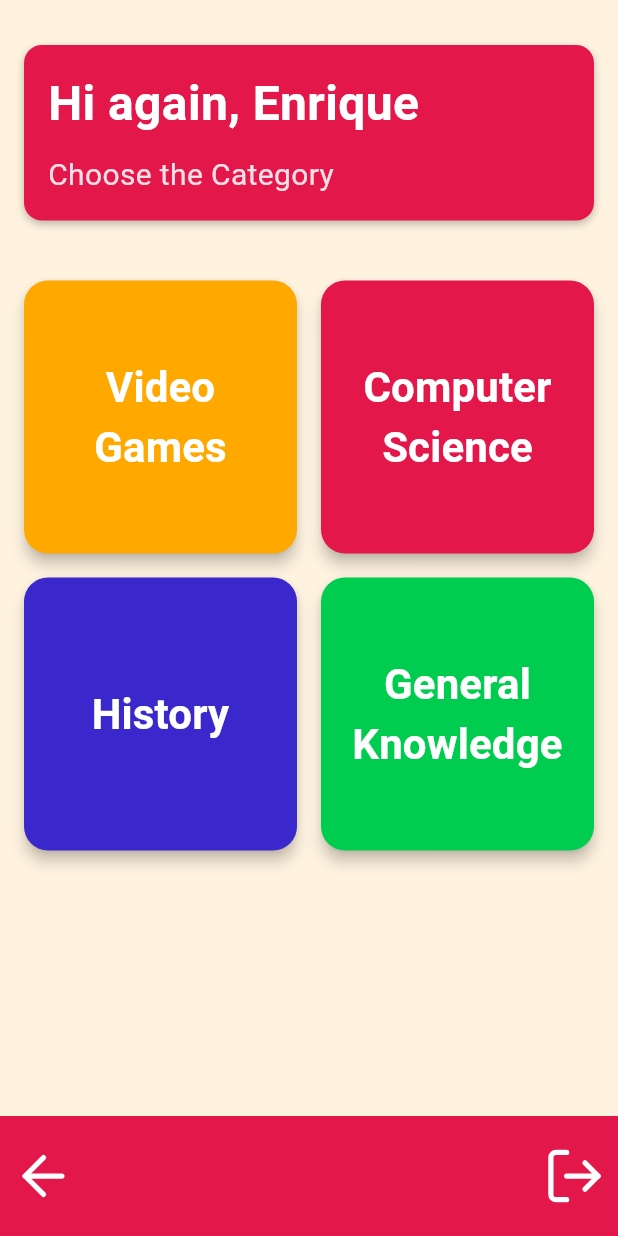
After one commit to mirip1/QuizTime, a Flutter app: the HomeScreen screen opened by its route, on a phone screen of 412 x 824 dp. The commit adds this screen. Run offline on Flutter 3.47's test engine with Material 3 defaults, Android fonts, the phone set to English and light mode, and no system bars; our stand-ins replace firebase_auth, firebase_core, lucide_icons; accounts and stored records are empty.

Commit message:
Actualizacion pantalla home

```diff
--- /dev/null
+++ b/lib/api/apiservice.dart
@@ -0,0 +1,45 @@
+import 'dart:convert';
+import 'package:http/http.dart' as http;
+
+class ApiService {
+  final String _baseUrl = 'https://opentdb.com/api.php';
+
+  /// Obtiene preguntas de Open Trivia Database API según los parametros
+  Future<List<dynamic>> getQuestions({
+    required int amount,
+    String? difficulty,
+    int? category,
+    String? type,
+  }) async {
+    // Construcción dinámica de parámetros
+    final Map<String, String> queryParameters = {
+      'amount': amount.toString(),
+    };
+
+    if (difficulty != null) queryParameters['difficulty'] = difficulty;
+    if (category != null) queryParameters['category'] = category.toString();
+    if (type != null) queryParameters['type'] = type;
+
+    // Construcción de la URL
+    final Uri url = Uri.parse(_baseUrl).replace(queryParameters: queryParameters);
+
+    try {
+      final response = await http.get(url);
+
+      if (response.statusCode == 200) {
+        final data = json.decode(response.body);
+
+        if (data['response_code'] == 0) {
+          // Devuelve las preguntas obtenidas
+          return data['results'];
+        } else {
+          throw Exception("No se encontraron preguntas para los parámetros especificados.");
+        }
+      } else {
+        throw Exception("Error en la API: ${response.statusCode}");
+      }
+    } catch (e) {
+      throw Exception("Error al obtener preguntas: $e");
+    }
+  }
+}
--- a/lib/routes/routes.dart
+++ b/lib/routes/routes.dart
@@ -1,8 +1,10 @@
 import 'package:flutter/material.dart';
 import '../screens/login.dart';
 import '../screens/register.dart';
+import '../screens/home.dart';
 
 final Map<String, WidgetBuilder> appRoutes = {
   '/login': (BuildContext context) => const LoginScreen(),
   '/register': (BuildContext context) => const RegisterScreen(),
+  '/quiz': (BuildContext context) => const HomeScreen(),
 };
--- /dev/null
+++ b/lib/screens/home.dart
@@ -0,0 +1,162 @@
+import 'package:flutter/material.dart';
+import 'package:lucide_icons/lucide_icons.dart';
+
+class HomeScreen extends StatelessWidget {
+  const HomeScreen({Key? key}) : super(key: key);
+
+  @override
+  Widget build(BuildContext context) {
+    return Scaffold(
+      body: SafeArea(
+        child: Column(
+          crossAxisAlignment: CrossAxisAlignment.start,
+          children: [
+            const SizedBox(height: 30),
+            Container(
+              width: double.infinity,
+
+              padding: const EdgeInsets.all(16.0),
+              margin: const EdgeInsets.symmetric(horizontal: 16.0),
+              decoration: BoxDecoration(
+                color: const Color(0xFFE31749),
+                borderRadius: BorderRadius.circular(12.0),
+                boxShadow: const [
+                  BoxShadow(
+                    color: Colors.black26,
+                    blurRadius: 4.0,
+                    offset: Offset(0, 2),
+                  ),
+                ],
+              ),
+              child: const Column(
+                crossAxisAlignment: CrossAxisAlignment.start,
+                children: [
+                  Text(
+                    "Hi again, Enrique",
+                    style: TextStyle(
+                      fontSize: 32,
+                      fontWeight: FontWeight.bold,
+                      color: Color.fromARGB(255, 255, 255, 255),
+                    ),
+                  ),
+                  SizedBox(height: 10),
+                  Text(
+                    "Choose the Category",
+                    style: TextStyle(
+                      fontSize: 20,
+                      fontWeight: FontWeight.w400,
+                      color: Color.fromARGB(221, 255, 255, 255),
+                    ),
+                  ),
+                ],
+              ),
+            ),
+
+            const SizedBox(height: 40),
+
+            // Categorías en forma de botones
+            Expanded(
+              child: Padding(
+                padding: const EdgeInsets.symmetric(horizontal: 16.0),  // Agregar margen lateral a las categorías
+                child: GridView.count(
+                  crossAxisCount: 2,
+                  mainAxisSpacing: 16,
+                  crossAxisSpacing: 16,
+                  children: [
+                    _buildCategoryButton(
+                      label: "Video Games",
+                      color: const Color(0xFFFFA800),
+                      onPressed: () {
+                        // Acción para Video Games
+                      },
+                    ),
+                    _buildCategoryButton(
+                      label: "Computer Science",
+                      color: const Color(0xFFE31749),
+                      onPressed: () {
+                        // Acción para Computer Science
+                      },
+                    ),
+                    _buildCategoryButton(
+                      label: "History",
+                      color: const Color(0xFF3B28CC),
+                      onPressed: () {
+                        // Acción para History
+                      },
+                    ),
+                    _buildCategoryButton(
+                      label: "General Knowledge",
+                      color: const Color(0xFF00CC4F),
+                      onPressed: () {
+                        // Acción para General Knowledge
+                      },
+                    ),
+                  ],
+                ),
+              ),
+            ),
+
+            Container(
+              width: double.infinity,
+              height: 80,
+              color: const Color(0xFFE31749),
+              child: Row(
+                mainAxisAlignment: MainAxisAlignment.spaceBetween,
+                children: [
+                  IconButton(
+                    onPressed: () {
+                      Navigator.pop(context);
+                    },
+                    icon: const Icon(
+                      LucideIcons.arrowLeft,
+                      color: Colors.white,
+                      size: 42,
+                    ),
+                  ),
+                  IconButton(
+                    onPressed: () {
+                      // Acción para el botón de recargar
+                    },
+                    icon: const Icon(
+                      LucideIcons.logOut,
+                      color: Colors.white,
+                      size: 42,
+                    ),
+                  ),
+                ],
+              ),
+            ),
+          ],
+        ),
+      ),
+    );
+  }
+
+  // Widget para los botones de categorías
+  Widget _buildCategoryButton({
+    required String label,
+    required Color color,
+    required VoidCallback onPressed,
+  }) {
+    return ElevatedButton(
+      onPressed: onPressed,
+      style: ElevatedButton.styleFrom(
+        backgroundColor: color,
+        shape: RoundedRectangleBorder(
+          borderRadius: BorderRadius.circular(16.0),
+        ),
+        padding: const EdgeInsets.all(16.0),
+        elevation: 4,
+      ),
+      child: Text(
+        label,
+        textAlign: TextAlign.center,
+        style: const TextStyle(
+          fontSize: 28,
+          fontWeight: FontWeight.bold,
+          color: Colors.white,
+        ),
+      ),
+    );
+  }
+}
--- a/lib/screens/login.dart
+++ b/lib/screens/login.dart
@@ -27,6 +27,9 @@ class _LoginScreenState extends State<LoginScreen> {
       ScaffoldMessenger.of(context).showSnackBar(
         const SnackBar(content: Text("Inicio de sesión correcto")),
       );
+      Navigator.pushNamed(context, '/quiz');
+
+
     } on FirebaseAuthException catch (e) {
       // Manejo de errores de Firebase Authentication
       String message;
--- a/pubspec.yaml
+++ b/pubspec.yaml
@@ -32,6 +32,9 @@ dependencies:
     sdk: flutter
   firebase_core: ^3.10.1
   firebase_auth: ^5.4.1
+  http: ^1.3.0
+  lucide_icons: ^0.257.0
+
 
   # The following adds the Cupertino Icons font to your application.
   # Use with the CupertinoIcons class for iOS style icons.
```
Also changed, not shown: pubspec.lock.
